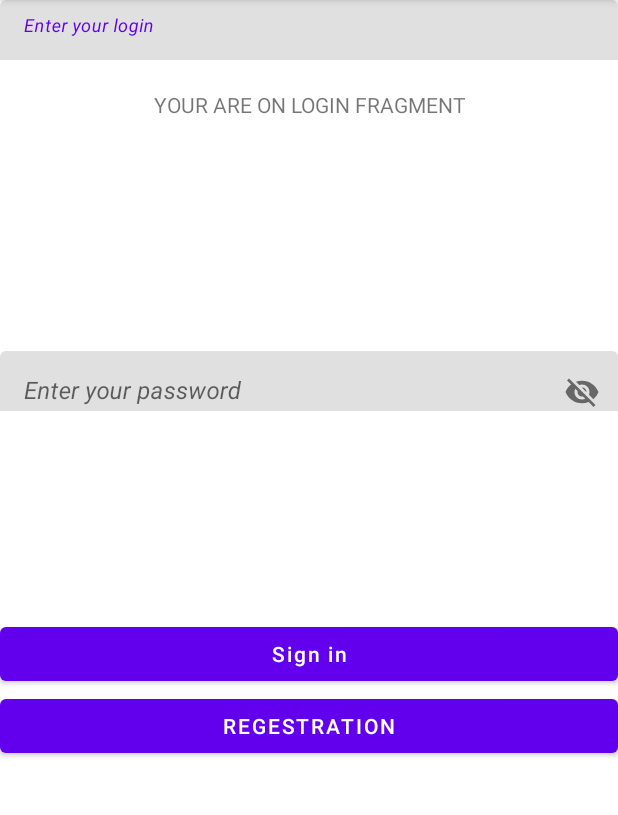
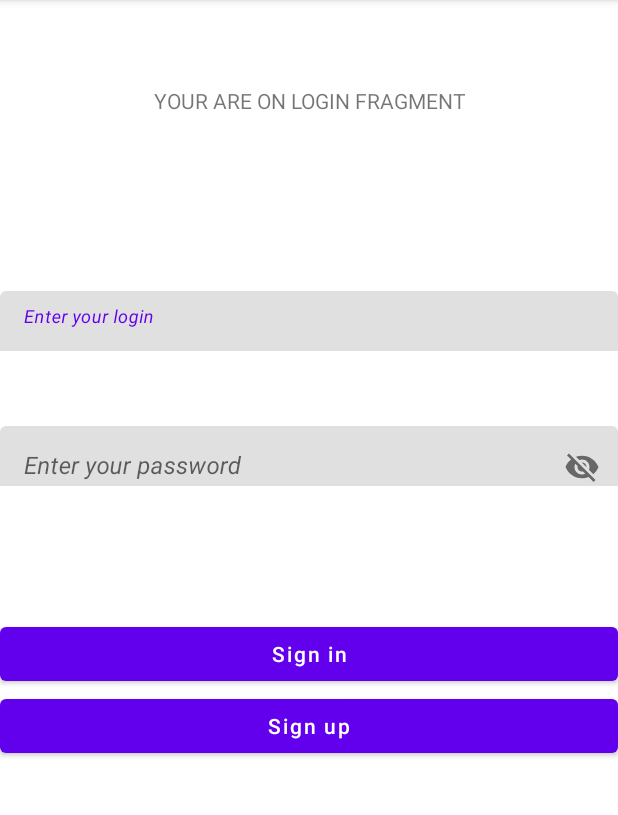
Before and after one commit to Svetttllana/AndroidProject_HW, an Android app: the screen it shows after launch (MainActivity), on a phone screen of 412 x 824 dp, the part 84-899 px from its top. Run offline under Robolectric (Android 15) with nearby library versions, the phone set to English and light mode, and no system bars.

Commit message:
Hw5; Fragments and FragmentManagers

```diff
--- a/app/src/main/java/com/example/androidproject_hw/SignUpFragment.kt
+++ b/app/src/main/java/com/example/androidproject_hw/SignUpFragment.kt
@@ -50,7 +50,7 @@ class SignUpFragment : Fragment() {
 
                 val dialog = AlertDialog.Builder(context)
                     .setTitle("Information")
-                    .setMessage("you are successfully registered")
+                    .setMessage(getString(R.string.Successfully_registrated))
                     .setCancelable(true)
                     .setPositiveButton("Ok") { dialog, _ ->
                         dialog.cancel()
--- a/app/src/main/res/layout/fragment_login.xml
+++ b/app/src/main/res/layout/fragment_login.xml
@@ -12,8 +12,11 @@
         android:id="@+id/layout_login"
         android:layout_width="match_parent"
         android:layout_height="40dp"
-        tools:layout_editor_absoluteX="0dp"
-        tools:layout_editor_absoluteY="299dp">
+        app:layout_constraintBottom_toTopOf="@+id/layout_password"
+        app:layout_constraintTop_toTopOf="parent"
+        app:layout_constraintVertical_bias="0.795"
+        tools:ignore="MissingConstraints"
+        tools:layout_editor_absoluteX="0dp">
 
         <com.google.android.material.textfield.TextInputEditText
             android:id="@+id/edTex_login"
@@ -33,7 +36,7 @@
         app:layout_constraintHorizontal_bias="0.0"
         app:layout_constraintStart_toStartOf="parent"
         app:layout_constraintTop_toTopOf="parent"
-        app:layout_constraintVertical_bias="0.321"
+        app:layout_constraintVertical_bias="0.39"
         app:passwordToggleEnabled="true"
         tools:ignore="MissingConstraints">
 
@@ -42,9 +45,9 @@
             android:layout_width="match_parent"
             android:layout_height="55dp"
 
+            android:layout_marginBottom="32dp"
             android:hint="@string/enter_your_password"
-            android:textStyle="italic"
-            app:layout_constraintTop_toTopOf="parent" />
+            android:textStyle="italic" />
     </com.google.android.material.textfield.TextInputLayout>
 
     <com.google.android.material.button.MaterialButton
@@ -62,19 +65,22 @@
         android:id="@+id/textView"
         android:layout_width="match_parent"
         android:layout_height="wrap_content"
-        android:layout_marginTop="60dp"
+
         android:gravity="center"
+        android:text="YOUR ARE ON LOGIN FRAGMENT"
+        app:layout_constraintBottom_toBottomOf="parent"
+        app:layout_constraintEnd_toEndOf="parent"
+        app:layout_constraintHorizontal_bias="0.0"
+        app:layout_constraintStart_toStartOf="parent"
+        app:layout_constraintTop_toTopOf="parent"
+        app:layout_constraintVertical_bias="0.077" />
 
-        android:text="YOUR ARE ON LOGIN FRAGMENT"
-        app:layout_constraintEnd_toEndOf="parent"
-        app:layout_constraintStart_toStartOf="parent"
-        app:layout_constraintTop_toTopOf="parent" />
-
-    <Button
+    <com.google.android.material.button.MaterialButton
         android:id="@+id/btnRegestration"
         android:layout_width="match_parent"
         android:layout_height="wrap_content"
-        android:text="Regestration"
+        android:text="Sign up"
+        android:textAllCaps="false"
         app:layout_constraintBottom_toBottomOf="parent"
         app:layout_constraintEnd_toEndOf="parent"
         app:layout_constraintHorizontal_bias="0.0"
--- a/app/src/main/res/layout/fragment_main_screen.xml
+++ b/app/src/main/res/layout/fragment_main_screen.xml
@@ -9,7 +9,7 @@
     tools:context=".MainScreenFragment">
 
 
-    <TextView
+    <com.google.android.material.textview.MaterialTextView
         android:layout_width="match_parent"
         android:layout_height="wrap_content"
         android:layout_marginStart="24dp"
--- a/app/src/main/res/values/strings.xml
+++ b/app/src/main/res/values/strings.xml
@@ -7,4 +7,5 @@
     <string name="sign_in">Sign in</string>
     <string name="PassCantBeEmpty">Password cant be empty</string>
     <string name="LogCantBeEmpty">Login cant be empty</string>
+    <string name="Successfully_registrated">you are successfully registered</string>
 </resources>
```
